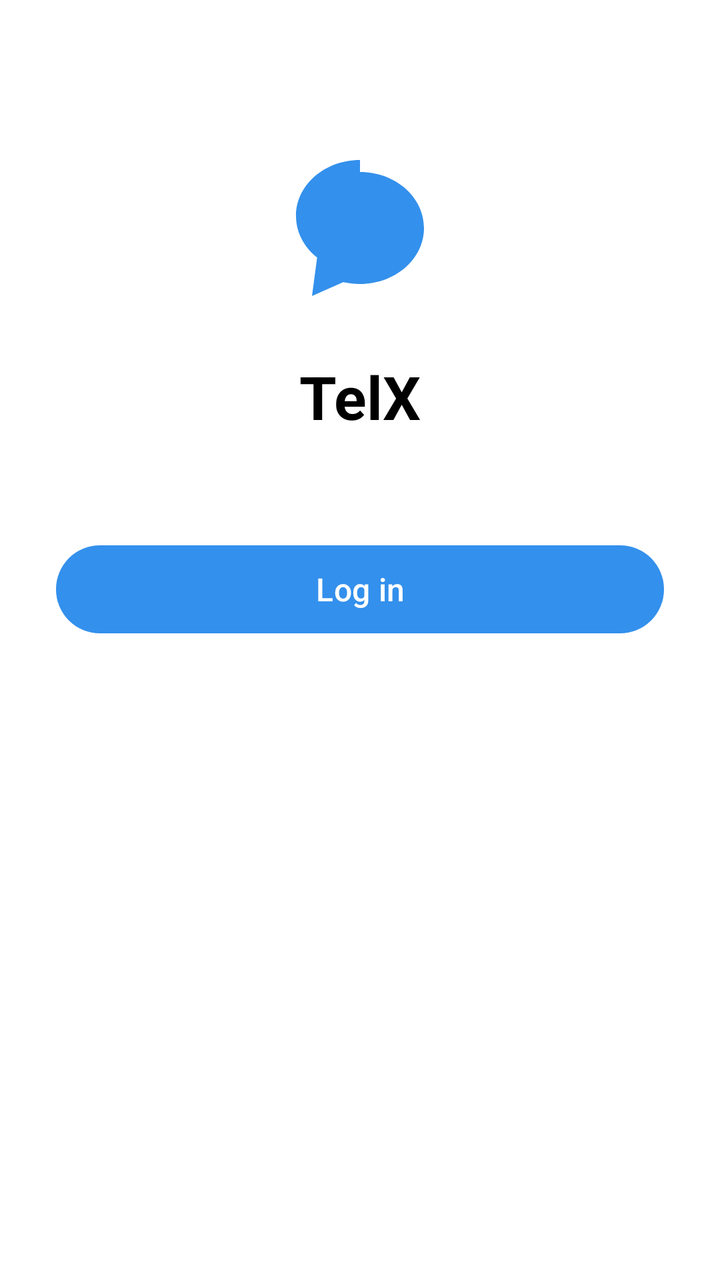
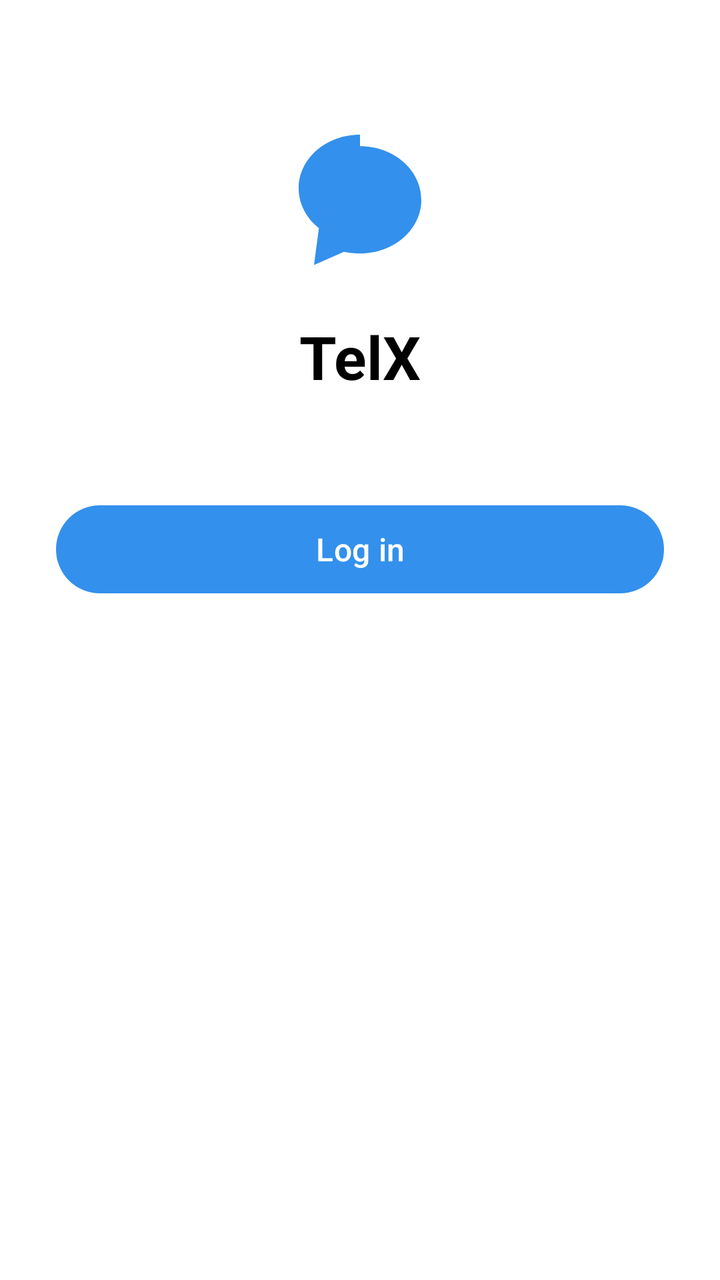

Before-and-after screenshots of an Android layout around one commit, followed by the original layout XML and the change that was made.
<!-- AndroidManifest.xml: activity theme Theme.TelX.NoActionBar -->
<!-- res/layout/activity_auth.xml -->
<?xml version="1.0" encoding="utf-8"?>
<ScrollView xmlns:android="http://schemas.android.com/apk/res/android" xmlns:app="http://schemas.android.com/apk/res-auto" xmlns:tools="http://schemas.android.com/tools"
    android:layout_width="match_parent" android:layout_height="match_parent"
    android:fillViewport="true" android:background="@color/window_bg">
    <LinearLayout android:layout_width="match_parent" android:layout_height="wrap_content"
        android:orientation="vertical" android:padding="28dp" android:gravity="center_horizontal">
        <ImageView android:id="@+id/auth_logo" android:layout_width="96dp" android:layout_height="96dp"
            android:layout_marginTop="36dp" android:src="@drawable/ic_launcher_foreground"
            app:tint="@color/tg_blue" />
        <TextView android:id="@+id/auth_title" android:layout_width="wrap_content" android:layout_height="wrap_content"
            android:layout_marginTop="18dp" android:text="TelX" android:textSize="30sp"
            android:textStyle="bold" android:textColor="@color/text_primary" />
        <TextView android:id="@+id/auth_subtitle" android:layout_width="wrap_content" android:layout_height="wrap_content"
            android:layout_marginTop="6dp" android:textSize="15sp" android:textColor="@color/text_secondary"
            android:gravity="center" />
        <com.google.android.material.textfield.TextInputLayout android:id="@+id/til_first"
            style="@style/Widget.Material3.TextInputLayout.OutlinedBox"
            android:layout_width="match_parent" android:layout_height="wrap_content"
            android:layout_marginTop="28dp" android:hint="First name" android:visibility="gone">
            <com.google.android.material.textfield.TextInputEditText android:id="@+id/et_first"
                android:layout_width="match_parent" android:layout_height="wrap_content"
                android:inputType="textPersonName" android:maxLines="1" />
        </com.google.android.material.textfield.TextInputLayout>
        <com.google.android.material.textfield.TextInputLayout android:id="@+id/til_last"
            style="@style/Widget.Material3.TextInputLayout.OutlinedBox"
            android:layout_width="match_parent" android:layout_height="wrap_content"
            android:layout_marginTop="12dp" android:hint="Last name (optional)" android:visibility="gone">
            <com.google.android.material.textfield.TextInputEditText android:id="@+id/et_last"
                android:layout_width="match_parent" android:layout_height="wrap_content"
                android:inputType="textPersonName" android:maxLines="1" />
        </com.google.android.material.textfield.TextInputLayout>
        <com.google.android.material.textfield.TextInputLayout android:id="@+id/til_username"
            style="@style/Widget.Material3.TextInputLayout.OutlinedBox"
            android:layout_width="match_parent" android:layout_height="wrap_content"
            android:layout_marginTop="12dp" android:hint="Username" android:visibility="gone">
            <RelativeLayout android:layout_width="match_parent" android:layout_height="wrap_content">
                <com.google.android.material.textfield.TextInputEditText android:id="@+id/et_username"
                    android:layout_width="match_parent" android:layout_height="wrap_content"
                    android:inputType="text" android:maxLines="1" android:paddingEnd="40dp" />
                <ImageView android:id="@+id/username_check" android:layout_width="24dp" android:layout_height="24dp"
                    android:layout_alignParentEnd="true" android:layout_centerVertical="true"
                    android:layout_marginEnd="12dp" android:visibility="gone" />
            </RelativeLayout>
        </com.google.android.material.textfield.TextInputLayout>
        <com.google.android.material.textfield.TextInputLayout android:id="@+id/til_email"
            style="@style/Widget.Material3.TextInputLayout.OutlinedBox"
            android:layout_width="match_parent" android:layout_height="wrap_content"
            android:layout_marginTop="12dp" android:hint="Email" android:visibility="gone">
            <com.google.android.material.textfield.TextInputEditText android:id="@+id/et_email"
                android:layout_width="match_parent" android:layout_height="wrap_content"
                android:inputType="textEmailAddress" android:maxLines="1" />
        </com.google.android.material.textfield.TextInputLayout>
        <com.google.android.material.textfield.TextInputLayout android:id="@+id/til_password"
            style="@style/Widget.Material3.TextInputLayout.OutlinedBox"
            android:layout_width="match_parent" android:layout_height="wrap_content"
            android:layout_marginTop="12dp" android:hint="Password"
            app:endIconMode="password_toggle" android:visibility="gone">
            <com.google.android.material.textfield.TextInputEditText android:id="@+id/et_password"
                android:layout_width="match_parent" android:layout_height="wrap_content"
                android:inputType="textPassword" android:maxLines="1" />
        </com.google.android.material.textfield.TextInputLayout>
        <com.google.android.material.textfield.TextInputLayout android:id="@+id/til_code"
            style="@style/Widget.Material3.TextInputLayout.OutlinedBox"
            android:layout_width="match_parent" android:layout_height="wrap_content"
            android:layout_marginTop="12dp" android:hint="Code" android:visibility="gone">
            <com.google.android.material.textfield.TextInputEditText android:id="@+id/et_code"
                android:layout_width="match_parent" android:layout_height="wrap_content"
                android:inputType="number" android:maxLength="6" android:maxLines="1" />
        </com.google.android.material.textfield.TextInputLayout>
        <com.google.android.material.button.MaterialButton android:id="@+id/btn_primary"
            android:layout_width="match_parent" android:layout_height="52dp"
            android:layout_marginTop="24dp" android:text="Log in" android:textSize="16sp"
            app:cornerRadius="26dp" />
        <ProgressBar android:id="@+id/auth_progress" android:layout_width="32dp" android:layout_height="32dp"
            android:layout_marginTop="16dp" android:visibility="gone" />
        <TextView android:id="@+id/btn_switch" android:layout_width="wrap_content" android:layout_height="wrap_content"
            android:layout_marginTop="18dp" android:textColor="@color/tg_blue" android:textSize="15sp"
            android:padding="8dp" />
        <TextView android:id="@+id/btn_forgot" android:layout_width="wrap_content" android:layout_height="wrap_content"
            android:textColor="@color/text_secondary" android:textSize="14sp" android:padding="8dp"
            android:visibility="gone" />
    </LinearLayout>
</ScrollView>
<!-- resources referenced by this layout -->
<resources>
  <color name="text_primary">#000000</color>
  <color name="text_secondary">#8A8A8E</color>
  <color name="tg_blue">#3390EC</color>
  <color name="window_bg">#FFFFFF</color>
  <!-- drawable ic_launcher_foreground (drawable) -->
  <?xml version="1.0" encoding="utf-8"?>
  <vector xmlns:android="http://schemas.android.com/apk/res/android"
      android:width="24dp" android:height="24dp"
      android:viewportWidth="24" android:viewportHeight="24">
      <path android:fillColor="#FFFFFFFF" android:pathData="M12 4C7.58 4 4 7.13 4 11c0 2.05 1.02 3.9 2.64 5.19L6 21l3.9-1.72c.68.14 1.38.22 2.1.22 4.42 0 8-3.13 8-7s-3.58-7-8-7z"/>
  </vector>
  <style name="Theme.TelX.NoActionBar">
          <item name="windowActionBar">false</item>
          <item name="windowNoTitle">true</item>
      </style>
</resources>

<!-- the commit's change to res/layout/activity_auth.xml (unified diff, before → after) -->
@@ -1,22 +1,36 @@
 <?xml version="1.0" encoding="utf-8"?>
 <ScrollView xmlns:android="http://schemas.android.com/apk/res/android" xmlns:app="http://schemas.android.com/apk/res-auto" xmlns:tools="http://schemas.android.com/tools"
     android:layout_width="match_parent" android:layout_height="match_parent"
-    android:fillViewport="true" android:background="@color/window_bg">
+    android:fillViewport="true" android:background="@color/window_bg"
+    android:layoutDirection="ltr">
     <LinearLayout android:layout_width="match_parent" android:layout_height="wrap_content"
         android:orientation="vertical" android:padding="28dp" android:gravity="center_horizontal">
-        <ImageView android:id="@+id/auth_logo" android:layout_width="96dp" android:layout_height="96dp"
-            android:layout_marginTop="36dp" android:src="@drawable/ic_launcher_foreground"
-            app:tint="@color/tg_blue" />
+        <ImageView android:id="@+id/auth_logo" android:layout_width="92dp" android:layout_height="92dp"
+            android:layout_marginTop="24dp" android:src="@drawable/ic_launcher_foreground"
+            app:tint="@color/tg_blue" android:contentDescription="TelX" />
         <TextView android:id="@+id/auth_title" android:layout_width="wrap_content" android:layout_height="wrap_content"
-            android:layout_marginTop="18dp" android:text="TelX" android:textSize="30sp"
+            android:layout_marginTop="14dp" android:text="TelX" android:textSize="30sp"
             android:textStyle="bold" android:textColor="@color/text_primary" />
         <TextView android:id="@+id/auth_subtitle" android:layout_width="wrap_content" android:layout_height="wrap_content"
             android:layout_marginTop="6dp" android:textSize="15sp" android:textColor="@color/text_secondary"
             android:gravity="center" />
+
+        
+        <FrameLayout android:id="@+id/auth_avatar_wrap"
+            android:layout_width="96dp" android:layout_height="96dp"
+            android:layout_marginTop="20dp" android:visibility="gone">
+            <com.telx.app.ui.common.AvatarView android:id="@+id/auth_avatar"
+                android:layout_width="96dp" android:layout_height="96dp" />
+            <ImageView android:layout_width="30dp" android:layout_height="30dp"
+                android:layout_gravity="bottom|end" android:src="@drawable/ic_camera"
+                app:tint="#FFFFFF" android:background="@drawable/bg_camera_badge"
+                android:padding="6dp" android:contentDescription="Choose photo" />
+        </FrameLayout>
+
         <com.google.android.material.textfield.TextInputLayout android:id="@+id/til_first"
             style="@style/Widget.Material3.TextInputLayout.OutlinedBox"
             android:layout_width="match_parent" android:layout_height="wrap_content"
-            android:layout_marginTop="28dp" android:hint="First name" android:visibility="gone">
+            android:layout_marginTop="22dp" android:hint="First name" android:visibility="gone">
             <com.google.android.material.textfield.TextInputEditText android:id="@+id/et_first"
                 android:layout_width="match_parent" android:layout_height="wrap_content"
                 android:inputType="textPersonName" android:maxLines="1" />
@@ -29,19 +43,21 @@
                 android:layout_width="match_parent" android:layout_height="wrap_content"
                 android:inputType="textPersonName" android:maxLines="1" />
         </com.google.android.material.textfield.TextInputLayout>
-        <com.google.android.material.textfield.TextInputLayout android:id="@+id/til_username"
-            style="@style/Widget.Material3.TextInputLayout.OutlinedBox"
-            android:layout_width="match_parent" android:layout_height="wrap_content"
-            android:layout_marginTop="12dp" android:hint="Username" android:visibility="gone">
-            <RelativeLayout android:layout_width="match_parent" android:layout_height="wrap_content">
+        <FrameLayout android:layout_width="match_parent" android:layout_height="wrap_content">
+            <com.google.android.material.textfield.TextInputLayout android:id="@+id/til_username"
+                style="@style/Widget.Material3.TextInputLayout.OutlinedBox"
+                android:layout_width="match_parent" android:layout_height="wrap_content"
+                android:layout_marginTop="12dp" android:hint="Username" android:visibility="gone">
                 <com.google.android.material.textfield.TextInputEditText android:id="@+id/et_username"
                     android:layout_width="match_parent" android:layout_height="wrap_content"
-                    android:inputType="text" android:maxLines="1" android:paddingEnd="40dp" />
-                <ImageView android:id="@+id/username_check" android:layout_width="24dp" android:layout_height="24dp"
-                    android:layout_alignParentEnd="true" android:layout_centerVertical="true"
-                    android:layout_marginEnd="12dp" android:visibility="gone" />
-            </RelativeLayout>
-        </com.google.android.material.textfield.TextInputLayout>
+                    android:inputType="text" android:maxLines="1"
+                    android:paddingEnd="44dp" />
+            </com.google.android.material.textfield.TextInputLayout>
+            <ImageView android:id="@+id/username_check" android:layout_width="24dp" android:layout_height="24dp"
+                android:layout_gravity="end|center_vertical" android:layout_marginTop="26dp"
+                android:layout_marginEnd="12dp" android:visibility="gone"
+                android:contentDescription="username availability" />
+        </FrameLayout>
         <com.google.android.material.textfield.TextInputLayout android:id="@+id/til_email"
             style="@style/Widget.Material3.TextInputLayout.OutlinedBox"
             android:layout_width="match_parent" android:layout_height="wrap_content"
<!-- resource entries referenced after the edit -->
@@ -4,6 +4,19 @@
   <color name="text_secondary">#8A8A8E</color>
   <color name="tg_blue">#3390EC</color>
   <color name="window_bg">#FFFFFF</color>
+  <!-- drawable bg_camera_badge (drawable) -->
+  <?xml version="1.0" encoding="utf-8"?>
+  <shape xmlns:android="http://schemas.android.com/apk/res/android" android:shape="oval">
+      <solid android:color="#3390EC" />
+      <stroke android:width="3dp" android:color="#FFFFFF" />
+  </shape>
+  <!-- drawable ic_camera (drawable) -->
+  <?xml version="1.0" encoding="utf-8"?>
+  <vector xmlns:android="http://schemas.android.com/apk/res/android"
+      android:width="24dp" android:height="24dp"
+      android:viewportWidth="24" android:viewportHeight="24">
+      <path android:fillColor="#FF6B6B70" android:pathData="M12 15.2c1.8 0 3.2-1.4 3.2-3.2S13.8 8.8 12 8.8 8.8 10.2 8.8 12s1.4 3.2 3.2 3.2zM9 2L7.17 4H4c-1.1 0-2 .9-2 2v12c0 1.1.9 2 2 2h16c1.1 0 2-.9 2-2V6c0-1.1-.9-2-2-2h-3.17L15 2H9z"/>
+  </vector>
   <!-- drawable ic_launcher_foreground (drawable) -->
   <?xml version="1.0" encoding="utf-8"?>
   <vector xmlns:android="http://schemas.android.com/apk/res/android"
